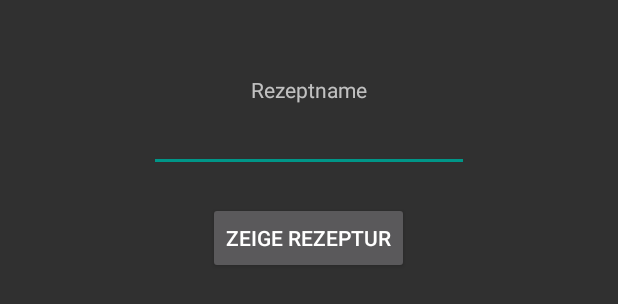
After one commit to Myself5/android_packages_apps_Farbverbrauch, an Android app: the layout fragment_t_rezepte.xml on its own in the app's theme, with its tools: preview values and no code run, on a phone screen of 412 x 824 dp. The commit adds this screen. Shown: the top 304 px of the screen. Run offline under Robolectric (Android 15) with nearby library versions, the phone set to English and light mode, and no system bars.

Commit message:
Differ T Rezepte and normal Rezepte
Also Change way we handle DBs

```diff
--- a/KCS Farbrechner/src/main/java/de/myself5/farbrechner/Farbverbrauch.java
+++ b/KCS Farbrechner/src/main/java/de/myself5/farbrechner/Farbverbrauch.java
@@ -4,7 +4,6 @@ import android.app.Activity;
 import android.net.Uri;
 import android.os.Bundle;
 import android.app.Fragment;
-import android.util.Log;
 import android.view.LayoutInflater;
 import android.view.View;
 import android.view.ViewGroup;
@@ -71,7 +70,7 @@ public class Farbverbrauch extends Fragment {
         rootView = inflater.inflate(R.layout.fragment_farbverbrauch, container, false);
         File f = new File(MainActivity.FILE_PATH + "farbverbrauch.json");
         if (f.exists() && !f.isDirectory()) {
-            new JSONArrayAsyncTask(getActivity(), "GEWEBE", getString(R.string.load_json)).execute(MainActivity.FILE_PATH + "farbverbrauch.json");
+            new JSONArrayAsyncTask(getActivity(), "GEWEBE", getString(R.string.load_json)).execute("farbverbrauch.json");
         } else {
             Toast.makeText(getActivity(), getString(R.string.noDL), Toast.LENGTH_SHORT).show();
         }
@@ -142,7 +141,7 @@ public class Farbverbrauch extends Fragment {
 
     public void calculate() throws JSONException, ExecutionException, InterruptedException {
         String gewebe = mGewebe.getText().toString();
-        new JSONGewebeValueAsyncTask(getActivity(), gewebe, getString(R.string.load_values)).execute(MainActivity.FILE_PATH + "farbverbrauch.json");
+        new JSONGewebeValueAsyncTask(getActivity(), gewebe, getString(R.string.load_values)).execute("farbverbrauch.json");
         anzDrucke = Integer.parseInt(mAnzDrucke.getText().toString());
         drucklaenge = Integer.parseInt(mDruckklaengeCM.getText().toString());
         druckbreite = Integer.parseInt(mDruckbreiteCM.getText().toString());
--- a/KCS Farbrechner/src/main/java/de/myself5/farbrechner/JSONDownloader.java
+++ b/KCS Farbrechner/src/main/java/de/myself5/farbrechner/JSONDownloader.java
@@ -21,7 +21,7 @@ public class JSONDownloader extends AsyncTask<String, String, String>{
     private String mDialogtext;
 
     public JSONDownloader(Activity a, String path, String dialogtext) {
-        mFilepath = path;
+        mFilepath = MainActivity.FILE_PATH + path;
         mActivity = a;
         mDialogtext = dialogtext;
     }
--- a/KCS Farbrechner/src/main/java/de/myself5/farbrechner/NavigationDrawerFragment.java
+++ b/KCS Farbrechner/src/main/java/de/myself5/farbrechner/NavigationDrawerFragment.java
@@ -102,6 +102,7 @@ public class NavigationDrawerFragment extends Fragment {
                 android.R.layout.simple_list_item_activated_1,
                 android.R.id.text1,
                 new String[]{
+                        getString(R.string.title_t_rezepte),
                         getString(R.string.title_rezepte),
                         getString(R.string.title_farbverbrauch),
                 }));
--- /dev/null
+++ b/KCS Farbrechner/src/main/res/layout/fragment_t_rezepte.xml
@@ -0,0 +1,85 @@
+<RelativeLayout xmlns:android="http://schemas.android.com/apk/res/android"
+    xmlns:tools="http://schemas.android.com/tools" android:layout_width="match_parent"
+    android:layout_height="match_parent" tools:context="de.myself5.farbrechner.T_Rezepte">
+
+    <TextView
+        android:id="@+id/t_rezepttext"
+        android:layout_width="wrap_content"
+        android:layout_height="wrap_content"
+        android:layout_centerHorizontal="true"
+        android:layout_marginTop="50dp"
+        android:text="@string/rezeptname"
+        android:textAppearance="?android:attr/textAppearanceSmall" />
+
+    <AutoCompleteTextView
+        android:id="@+id/t_rezept"
+        android:layout_width="wrap_content"
+        android:layout_height="wrap_content"
+        android:layout_centerHorizontal="true"
+        android:layout_below="@id/t_rezepttext"
+        android:ems="10" />
+
+    <Button
+        android:id="@+id/t_zeige"
+        android:layout_width="wrap_content"
+        android:layout_height="wrap_content"
+        android:layout_centerHorizontal="true"
+        android:layout_marginTop="20dp"
+        android:layout_below="@id/t_rezept"
+        android:text="@string/zeigeR" />
+
+    <TextView
+        android:layout_width="wrap_content"
+        android:layout_height="wrap_content"
+        android:textAppearance="?android:attr/textAppearanceLarge"
+        android:text=""
+        android:id="@+id/t_tabellen_header"
+        android:layout_centerVertical="true"
+        android:layout_centerHorizontal="true" />
+
+    <TextView
+        android:layout_width="wrap_content"
+        android:layout_height="wrap_content"
+        android:textAppearance="?android:attr/textAppearanceLarge"
+        android:text=""
+        android:id="@+id/t_farbe1"
+        android:layout_below="@+id/t_tabellen_header"
+        android:layout_centerHorizontal="true" />
+
+    <TextView
+        android:layout_width="wrap_content"
+        android:layout_height="wrap_content"
+        android:textAppearance="?android:attr/textAppearanceLarge"
+        android:text=""
+        android:id="@+id/t_farbe2"
+        android:layout_below="@+id/t_farbe1"
+        android:layout_centerHorizontal="true" />
+
+    <TextView
+        android:layout_width="wrap_content"
+        android:layout_height="wrap_content"
+        android:textAppearance="?android:attr/textAppearanceLarge"
+        android:text=""
+        android:id="@+id/t_farbe3"
+        android:layout_below="@+id/t_farbe2"
+        android:layout_centerHorizontal="true" />
+
+    <TextView
+        android:layout_width="wrap_content"
+        android:layout_height="wrap_content"
+        android:textAppearance="?android:attr/textAppearanceLarge"
+        android:text=""
+        android:id="@+id/t_farbe4"
+        android:layout_below="@+id/t_farbe3"
+        android:layout_centerHorizontal="true" />
+
+    <TextView
+        android:layout_width="wrap_content"
+        android:layout_height="wrap_content"
+        android:textAppearance="?android:attr/textAppearanceLarge"
+        android:text=""
+        android:id="@+id/t_farbe5"
+        android:layout_below="@+id/t_farbe4"
+        android:layout_centerHorizontal="true" />
+
+</RelativeLayout>
--- a/KCS Farbrechner/src/main/res/values/strings.xml
+++ b/KCS Farbrechner/src/main/res/values/strings.xml
@@ -1,7 +1,8 @@
 <resources>
     <string name="app_name">KCS Farbrechner</string>
 
-    <string name="title_rezepte">Rezepte</string>
+    <string name="title_rezepte">1K/2K/UV Rezepte</string>
+    <string name="title_t_rezepte">T Rezepte</string>
     <string name="title_farbverbrauch">Farbverbrauch</string>
 
     <string name="navigation_drawer_open">Öffne Navigation Drawer</string>
```
Also changed, not shown: KCS Farbrechner/src/main/java/de/myself5/farbrechner/JSONArrayAsyncTask.java (+11 -6 lines), KCS Farbrechner/src/main/java/de/myself5/farbrechner/JSONGewebeValueAsyncTask.java (+5 -3 lines), KCS Farbrechner/src/main/java/de/myself5/farbrechner/JSONRezepteValueAsyncTask.java (+13 -4 lines), KCS Farbrechner/src/main/java/de/myself5/farbrechner/MainActivity.java (+15 -8 lines), KCS Farbrechner/src/main/java/de/myself5/farbrechner/Rezepte.java (+31 -11 lines), KCS Farbrechner/src/main/java/de/myself5/farbrechner/T_Rezepte.java (added, +255 -0 lines).
